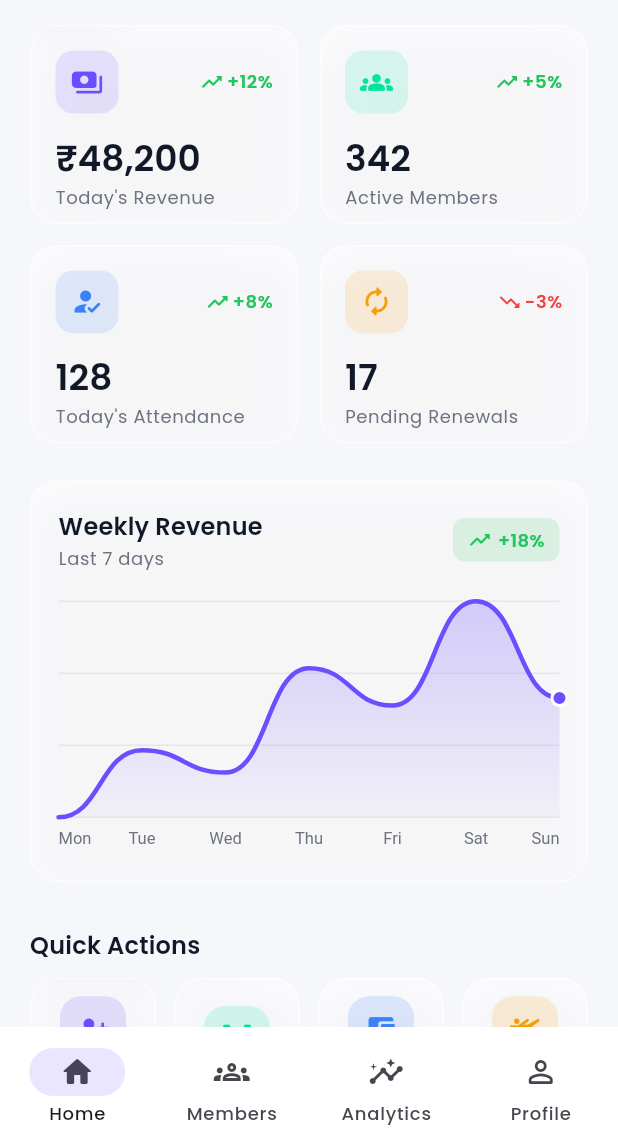
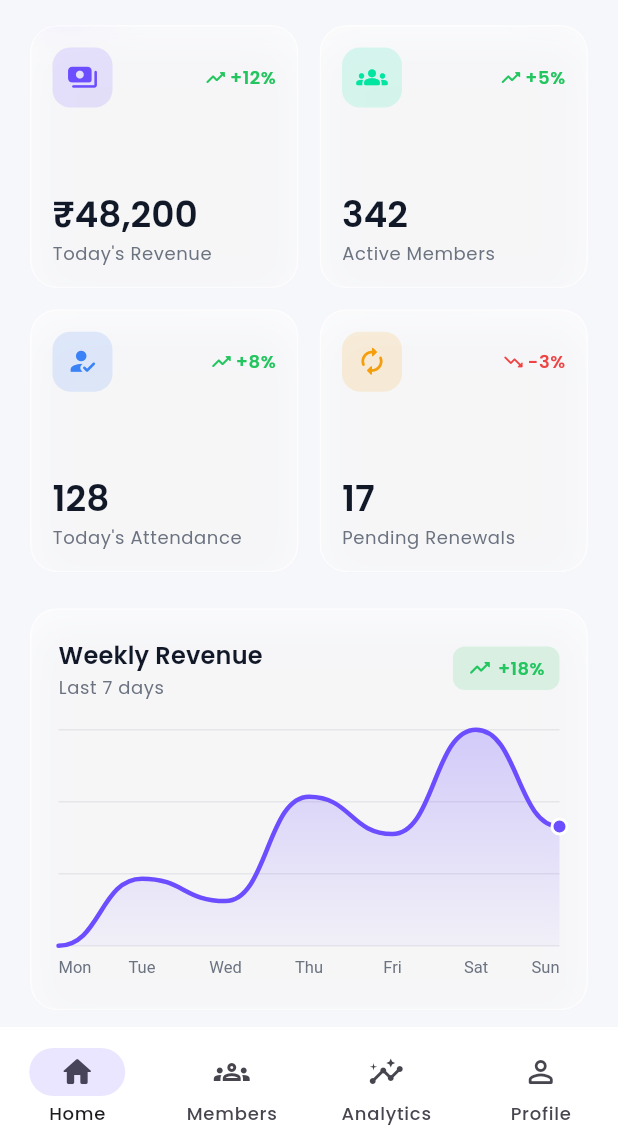
Before and after one commit to badajatiyanishant/GymOs, a Flutter app: the screen it shows after launch, after a tap on "Sign In", after a tap on "Continue with Google", on a phone screen of 412 x 824 dp, the part 89-1236 px from its top. Run offline on Flutter 3.47's test engine with Material 3 defaults, Android fonts, the phone set to English and light mode, and no system bars; our stand-ins replace cached_network_image, firebase_core, flutter_riverpod, go_router, google_fonts, shared_preferences; accounts and stored records are empty.

Commit message:
fix(ui): complete responsive mobile dashboard and members layout
Co-Authored-By: Claude Fable 5 <noreply@anthropic.com>

```diff
--- a/lib/core/widgets/stat_card.dart
+++ b/lib/core/widgets/stat_card.dart
@@ -29,48 +29,74 @@ class StatCard extends StatelessWidget {
     final t = Theme.of(context).textTheme;
     return GlassCard(
       onTap: onTap,
-      padding: const EdgeInsets.all(16),
+      padding: const EdgeInsets.all(14),
       child: Column(
         crossAxisAlignment: CrossAxisAlignment.start,
+        mainAxisAlignment: MainAxisAlignment.spaceBetween,
         children: [
           Row(
             children: [
               Container(
-                height: 42,
-                width: 42,
+                height: 40,
+                width: 40,
                 decoration: BoxDecoration(
                   color: color.withValues(alpha: 0.14),
                   borderRadius: BorderRadius.circular(12),
                 ),
-                child: Icon(icon, color: color, size: 22),
+                child: Icon(icon, color: color, size: 21),
               ),
-              const Spacer(),
+              const SizedBox(width: 8),
               if (trend != null)
-                Row(
+                Flexible(
+                  child: Row(
+                    mainAxisAlignment: MainAxisAlignment.end,
                     children: [
                       Icon(
                         trendUp
                             ? Icons.trending_up_rounded
                             : Icons.trending_down_rounded,
-                      size: 16,
+                        size: 15,
                         color: trendUp ? AppColors.success : AppColors.danger,
                       ),
                       const SizedBox(width: 2),
-                    Text(
+                      Flexible(
+                        child: Text(
                           trend!,
+                          maxLines: 1,
+                          overflow: TextOverflow.ellipsis,
                           style: t.bodySmall?.copyWith(
-                        color: trendUp ? AppColors.success : AppColors.danger,
+                            color:
+                                trendUp ? AppColors.success : AppColors.danger,
                             fontWeight: FontWeight.w600,
+                          ),
                         ),
                       ),
                     ],
                   ),
+                ),
             ],
           ),
-          const SizedBox(height: 14),
-          Text(value, style: t.headlineSmall),
+          const SizedBox(height: 10),
+          Flexible(
+            child: Column(
+              crossAxisAlignment: CrossAxisAlignment.start,
+              mainAxisSize: MainAxisSize.min,
+              children: [
+                FittedBox(
+                  fit: BoxFit.scaleDown,
+                  alignment: Alignment.centerLeft,
+                  child: Text(value, style: t.headlineSmall, maxLines: 1),
+                ),
                 const SizedBox(height: 2),
-          Text(label, style: t.bodySmall, maxLines: 1),
+                Text(
+                  label,
+                  style: t.bodySmall,
+                  maxLines: 2,
+                  overflow: TextOverflow.ellipsis,
+                ),
+              ],
+            ),
+          ),
         ],
       ),
     );
--- a/lib/features/dashboard/screens/dashboard_screen.dart
+++ b/lib/features/dashboard/screens/dashboard_screen.dart
@@ -79,46 +79,67 @@ class _StatGrid extends StatelessWidget {
 
   @override
   Widget build(BuildContext context) {
+    const cards = [
+      _StatData("Today's Revenue", null, Icons.payments_rounded,
+          AppColors.primary, '+12%', true),
+      _StatData('Active Members', '${DemoData.activeMembers}',
+          Icons.groups_rounded, AppColors.secondary, '+5%', true),
+      _StatData("Today's Attendance", '${DemoData.todayAttendance}',
+          Icons.how_to_reg_rounded, AppColors.info, '+8%', true),
+      _StatData('Pending Renewals', '${DemoData.pendingRenewals}',
+          Icons.autorenew_rounded, AppColors.warning, '-3%', false),
+    ];
+
+    // Compute a card height from the actual available width so the two-column
+    // grid always gives the content enough vertical room on 360–430px phones,
+    // instead of relying on a fixed aspect ratio that clips text.
+    return LayoutBuilder(
+      builder: (context, constraints) {
+        const spacing = 14.0;
+        final cardWidth = (constraints.maxWidth - spacing) / 2;
+        final cardHeight = (cardWidth * 0.98).clamp(150.0, 182.0);
         return GridView.count(
           crossAxisCount: 2,
           shrinkWrap: true,
           physics: const NeverScrollableScrollPhysics(),
-      mainAxisSpacing: 14,
-      crossAxisSpacing: 14,
-      childAspectRatio: 1.35,
+          mainAxisSpacing: spacing,
+          crossAxisSpacing: spacing,
+          mainAxisExtent: cardHeight,
           children: [
+            for (final c in cards)
               StatCard(
-          label: "Today's Revenue",
-          value: Formatters.currency(DemoData.todayRevenue),
-          icon: Icons.payments_rounded,
-          color: AppColors.primary,
-          trend: '+12%',
-        ),
-        const StatCard(
-          label: 'Active Members',
-          value: '${DemoData.activeMembers}',
-          icon: Icons.groups_rounded,
-          color: AppColors.secondary,
-          trend: '+5%',
-        ),
-        const StatCard(
-          label: "Today's Attendance",
-          value: '${DemoData.todayAttendance}',
-          icon: Icons.how_to_reg_rounded,
-          color: AppColors.info,
-          trend: '+8%',
-        ),
-        const StatCard(
-          label: 'Pending Renewals',
-          value: '${DemoData.pendingRenewals}',
-          icon: Icons.autorenew_rounded,
-          color: AppColors.warning,
-          trend: '-3%',
-          trendUp: false,
+                label: c.label,
+                value: c.value ??
+                    Formatters.currency(DemoData.todayRevenue),
+                icon: c.icon,
+                color: c.color,
+                trend: c.trend,
+                trendUp: c.trendUp,
               ),
           ],
         );
+      },
+    );
   }
+}
+
+/// Lightweight holder so the KPI grid can be declared once and laid out inside
+/// a [LayoutBuilder] without repeating each card's constructor.
+class _StatData {
+  final String label;
+  final String? value; // null = computed (currency-formatted) at build
+  final IconData icon;
+  final Color color;
+  final String trend;
+  final bool trendUp;
+  const _StatData(
+    this.label,
+    this.value,
+    this.icon,
+    this.color,
+    this.trend,
+    this.trendUp,
+  );
 }
 
 class _RevenueCard extends StatelessWidget {
@@ -266,19 +287,26 @@ class _DashboardSkeleton extends StatelessWidget {
     return Column(
       crossAxisAlignment: CrossAxisAlignment.stretch,
       children: [
-        GridView.count(
+        LayoutBuilder(
+          builder: (context, constraints) {
+            const spacing = 14.0;
+            final cardWidth = (constraints.maxWidth - spacing) / 2;
+            final cardHeight = (cardWidth * 0.98).clamp(150.0, 182.0);
+            return GridView.count(
               crossAxisCount: 2,
               shrinkWrap: true,
               physics: const NeverScrollableScrollPhysics(),
-          mainAxisSpacing: 14,
-          crossAxisSpacing: 14,
-          childAspectRatio: 1.35,
+              mainAxisSpacing: spacing,
+              crossAxisSpacing: spacing,
+              mainAxisExtent: cardHeight,
               children: const [
                 _SkeletonCard(),
                 _SkeletonCard(),
                 _SkeletonCard(),
                 _SkeletonCard(),
               ],
+            );
+          },
         ),
         const SizedBox(height: 24),
         const Skeleton(height: 220, radius: 18),
--- a/lib/features/dashboard/screens/widgets/quick_actions.dart
+++ b/lib/features/dashboard/screens/widgets/quick_actions.dart
@@ -28,13 +28,21 @@ class QuickActions extends StatelessWidget {
 
   @override
   Widget build(BuildContext context) {
+    // Size tiles from the real available width so two-word labels ("Collect
+    // Payment", "Add Trainer") have room to wrap on narrow phones instead of
+    // clipping. Taller tiles keep the icon + 2-line label comfortably readable.
+    return LayoutBuilder(
+      builder: (context, constraints) {
+        const spacing = 12.0;
+        final tileWidth = (constraints.maxWidth - spacing * 3) / 4;
+        final tileHeight = (tileWidth + 46).clamp(98.0, 132.0);
         return GridView.count(
           crossAxisCount: 4,
           shrinkWrap: true,
           physics: const NeverScrollableScrollPhysics(),
-      mainAxisSpacing: 12,
-      crossAxisSpacing: 12,
-      childAspectRatio: 0.82,
+          mainAxisSpacing: spacing,
+          crossAxisSpacing: spacing,
+          mainAxisExtent: tileHeight,
           children: [
             for (final a in _actions)
               _ActionTile(
@@ -42,6 +50,8 @@ class QuickActions extends StatelessWidget {
                 onTap: () => _handle(context, a),
               ),
           ],
+        );
+      },
     );
   }
 }
@@ -63,28 +73,31 @@ class _ActionTile extends StatelessWidget {
   Widget build(BuildContext context) {
     return GlassCard(
       onTap: onTap,
-      padding: const EdgeInsets.all(8),
+      padding: const EdgeInsets.symmetric(horizontal: 6, vertical: 10),
       child: Column(
         mainAxisAlignment: MainAxisAlignment.center,
         children: [
           Container(
-            height: 44,
-            width: 44,
+            height: 42,
+            width: 42,
             decoration: BoxDecoration(
               color: action.color.withValues(alpha: 0.16),
               borderRadius: BorderRadius.circular(14),
             ),
-            child: Icon(action.icon, color: action.color, size: 22),
+            child: Icon(action.icon, color: action.color, size: 21),
           ),
           const SizedBox(height: 8),
-          Text(
+          Flexible(
+            child: Text(
               action.label,
               textAlign: TextAlign.center,
               maxLines: 2,
               overflow: TextOverflow.ellipsis,
               style: context.text.bodySmall?.copyWith(
                 fontWeight: FontWeight.w600,
-              height: 1.1,
+                height: 1.15,
+                fontSize: 11.5,
+              ),
             ),
           ),
         ],
--- a/lib/features/members/screens/members_screen.dart
+++ b/lib/features/members/screens/members_screen.dart
@@ -207,8 +207,14 @@ class _MemberCard extends StatelessWidget {
                     Icon(Icons.card_membership_rounded,
                         size: 14, color: context.text.bodySmall?.color),
                     const SizedBox(width: 4),
-                    Text('${member.plan} • ${_expiryLabel(member)}',
-                        style: context.text.bodySmall),
+                    Flexible(
+                      child: Text(
+                        '${member.plan} • ${_expiryLabel(member)}',
+                        style: context.text.bodySmall,
+                        maxLines: 1,
+                        overflow: TextOverflow.ellipsis,
+                      ),
+                    ),
                   ],
                 ),
               ],
```
Also changed, not shown: 1 other file. Lines whose indentation alone changed are shown as unchanged.
